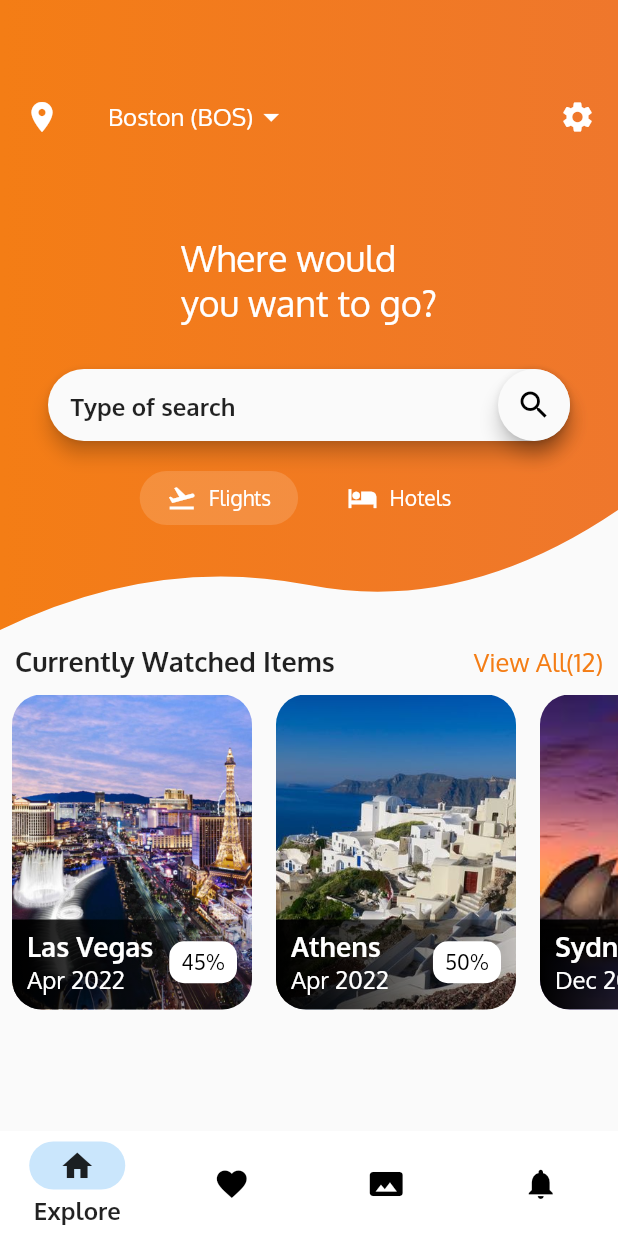
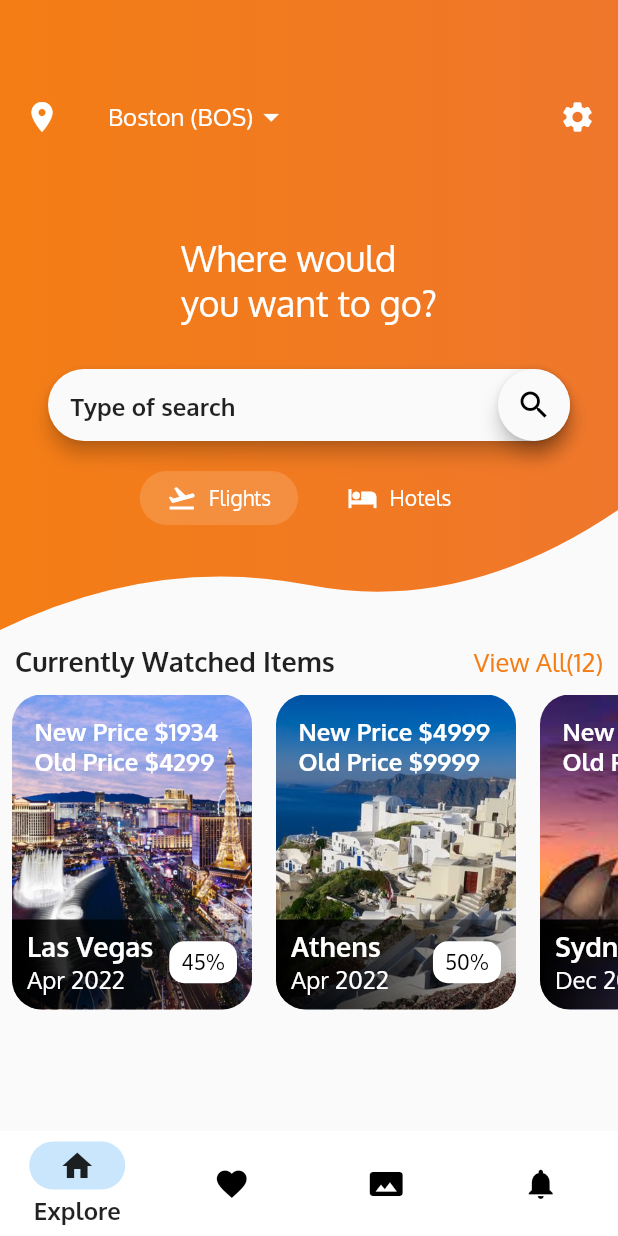
Before and after one commit to snshawon055/Uidesign_hotel, a Flutter app: the screen it shows after launch, on a phone screen of 412 x 824 dp. Run offline on Flutter 3.47's test engine with Material 2 defaults, Android fonts, the light colour scheme and no system bars.

Commit message:
UI Design Flat

```diff
--- a/lib/custom_tools/custom_bottom.dart
+++ b/lib/custom_tools/custom_bottom.dart
@@ -1,5 +1,6 @@
 import 'package:flutter/material.dart';
 import 'package:intl/intl.dart';
+import 'package:ui_fight_app/custom_tools/custom_size.dart';
 
 import '../screen/home_screen.dart';
 
@@ -166,6 +167,33 @@ class CityCard extends StatelessWidget {
                     ],
                   ),
                 ),
+                Positioned(
+                  left: 15,
+                  top: 15,
+                  child: Column(
+                    crossAxisAlignment: CrossAxisAlignment.start,
+                    mainAxisSize: MainAxisSize.max,
+                    children: [
+                      Text(
+                        "New Price \$$newPrice",
+                        style: TextStyle(
+                          color: Colors.white,
+                          fontWeight: FontWeight.bold,
+                          fontSize: 16,
+                        ),
+                      ),
+                      addHorizontalSpace(8),
+                      Text(
+                        "Old Price \$$oldPrice",
+                        style: TextStyle(
+                          color: Colors.white,
+                          fontWeight: FontWeight.bold,
+                          fontSize: 16,
+                        ),
+                      ),
+                    ],
+                  ),
+                )
               ],
             ),
           ),
--- a/lib/screen/home_screen.dart
+++ b/lib/screen/home_screen.dart
@@ -27,7 +27,7 @@ class _HomeScreenState extends State<HomeScreen> {
   final screens = [
     Column(
       children: [
-        HomeScreenTopPart(),
+        const HomeScreenTopPart(),
         homeScreenBottomPart,
       ],
     ),
@@ -41,7 +41,7 @@ class _HomeScreenState extends State<HomeScreen> {
   @override
   Widget build(BuildContext context) {
     return Scaffold(
-      bottomNavigationBar: CustomAppBar(),
+      bottomNavigationBar: const CustomAppBar(),
       body: screens[index],
     );
   }
```
